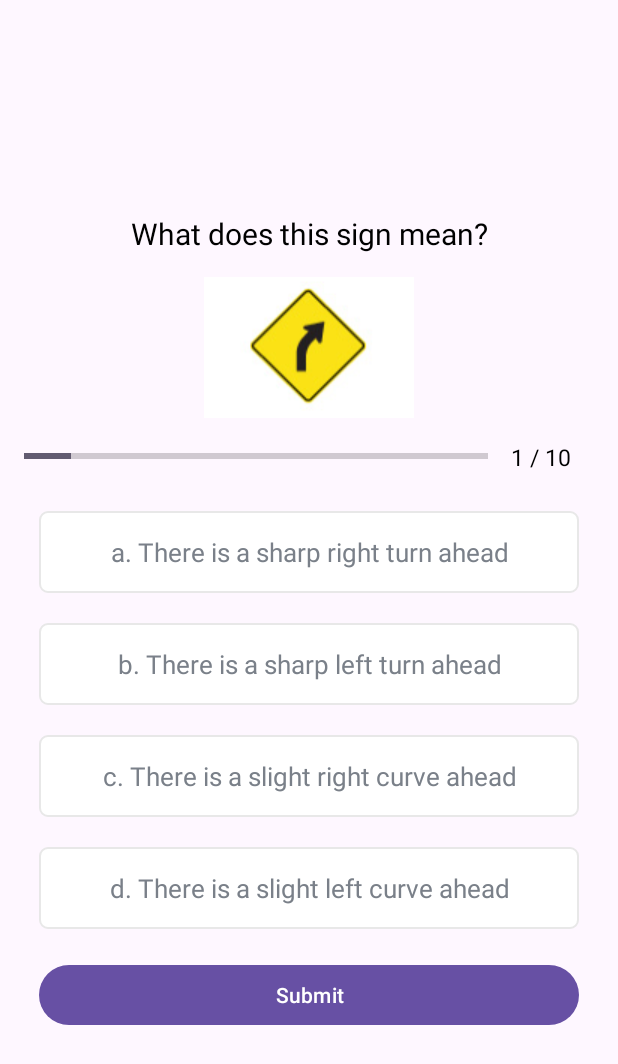
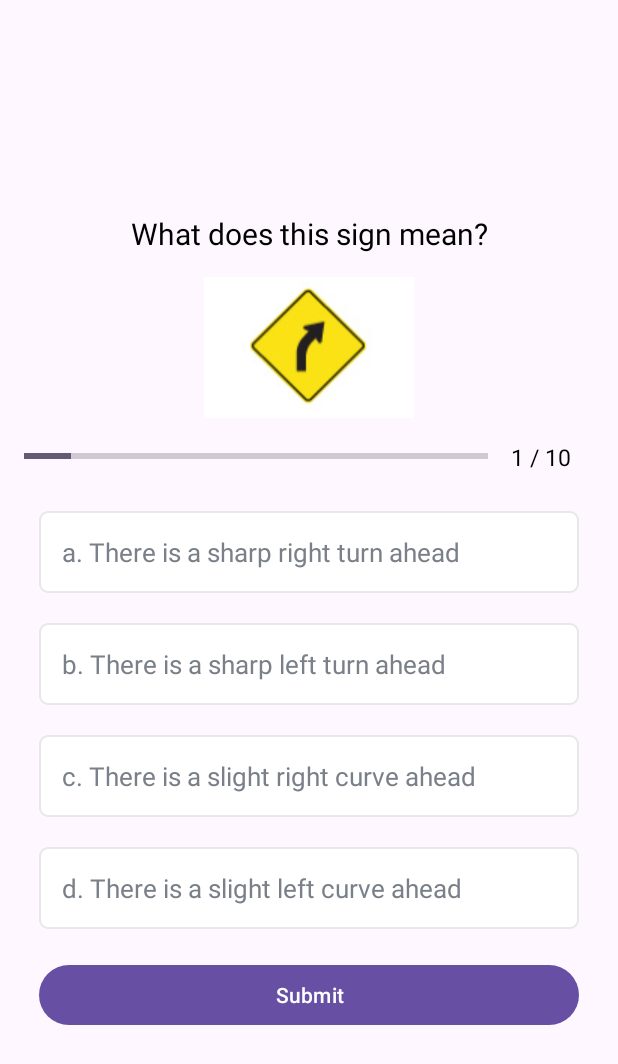
Before and after one commit to Andyzhang222/nova-scotia-written-driving-test, an Android app: the DrivingTestActivity screen opened directly, with no data from a screen before it, on a phone screen of 412 x 824 dp. Shown: the top 1064 px of the screen. Run offline under Robolectric (Android 15) with nearby library versions, the light colour scheme and no system bars.

Commit message:
adjust the content

```diff
--- a/app/src/main/java/com/example/novascotiawrittendrivingtest/Constants.kt
+++ b/app/src/main/java/com/example/novascotiawrittendrivingtest/Constants.kt
@@ -121,9 +121,6 @@ object Constants {
         ))
 
 
-
-
-
         return questionsList
     }
 
--- a/app/src/main/res/layout/driving_test_layout.xml
+++ b/app/src/main/res/layout/driving_test_layout.xml
@@ -30,7 +30,8 @@
             android:layout_height="wrap_content"
             android:id="@+id/imageView"
             android:adjustViewBounds="true"
-            android:scaleType="fitXY" />
+            android:scaleType="fitXY"
+            />
 
         <LinearLayout
             android:id="@+id/ll_progressbar"
@@ -79,7 +80,7 @@
             android:textSize="17sp"
             android:textColor="#7A8089"
             android:textStyle="bold"
-            android:gravity="center"/>
+            />
 
 
         <TextView
@@ -95,7 +96,7 @@
             android:textSize="17sp"
             android:textColor="#7A8089"
             android:textStyle="bold"
-            android:gravity="center"/>
+           />
 
 
 
@@ -111,7 +112,7 @@
             android:background="@drawable/default_option_border_bg"
             android:textColor="#7A8089"
             android:textStyle="bold"
-            android:gravity="center"/>
+            />
 
 
         <TextView
@@ -127,11 +128,7 @@
             android:background="@drawable/default_option_border_bg"
 
             android:textStyle="bold"
-            android:gravity="center"/>
-
-
-
-
+           />
 
         <Button
             android:layout_width="match_parent"
@@ -141,6 +138,5 @@
             android:text="SUBMIT"/>
 
 
-
     </LinearLayout>
 </ScrollView>
```
